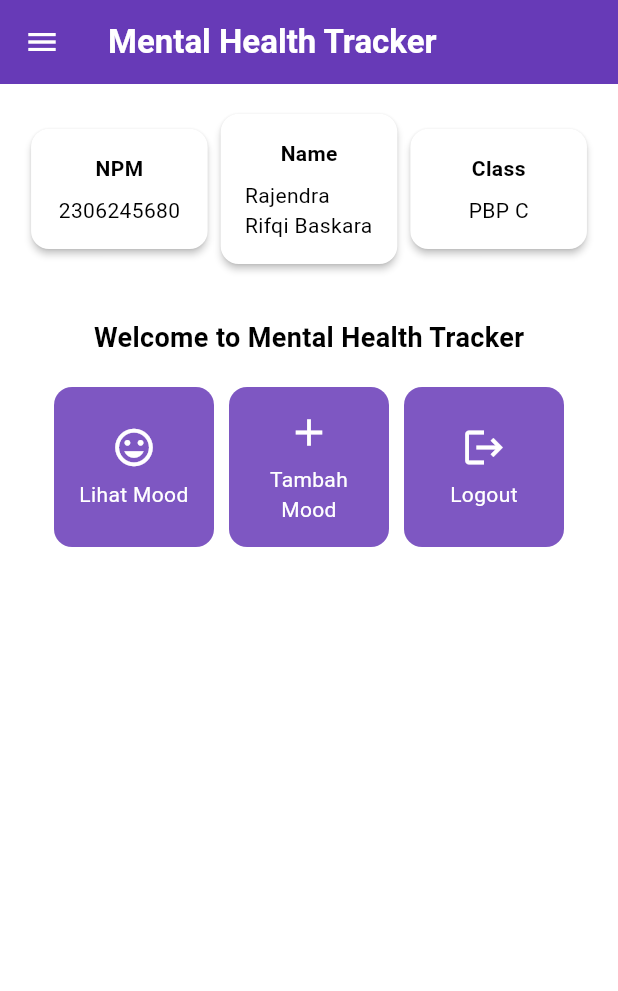
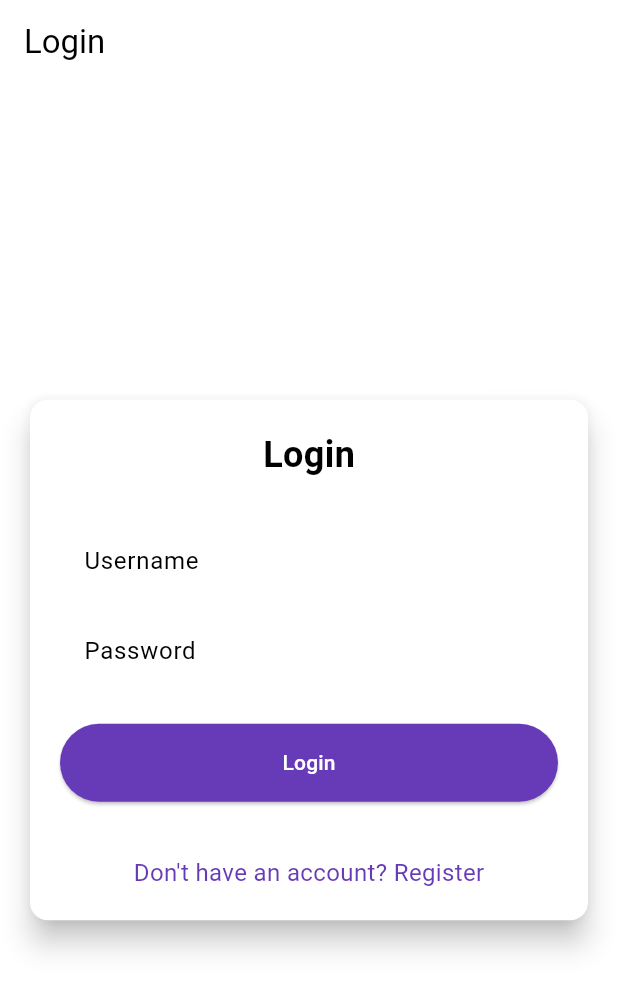
Before and after one commit to qibas/mental-health-tracker-mobile, a Flutter app: the screen it shows after launch, on a phone screen of 412 x 824 dp. Shown: the top 991 px of the screen. Run offline on Flutter 3.47's test engine with Material 3 defaults, Android fonts, the phone set to English and light mode, and no system bars; missing offline and left inert: pbp_django_auth.

Commit message:
Done Tutorial 8

```diff
--- a/lib/main.dart
+++ b/lib/main.dart
@@ -1,5 +1,7 @@
 import 'package:flutter/material.dart';
-import 'package:mental_health_tracker/screens/menu.dart';
+import 'package:provider/provider.dart';
+import 'package:pbp_django_auth/pbp_django_auth.dart';
+import 'package:mental_health_tracker/screens/login.dart';
 
 void main() {
   runApp(const MyApp());
@@ -8,33 +10,23 @@ void main() {
 class MyApp extends StatelessWidget {
   const MyApp({super.key});
 
-  // This widget is the root of your application.
   @override
   Widget build(BuildContext context) {
-    return MaterialApp(
-      title: 'Flutter Demo',
-      theme: ThemeData(
-        // This is the theme of your application.
-        //
-        // TRY THIS: Try running your application with "flutter run". You'll see
-        // the application has a purple toolbar. Then, without quitting the app,
-        // try changing the seedColor in the colorScheme below to Colors.green
-        // and then invoke "hot reload" (save your changes or press the "hot
-        // reload" button in a Flutter-supported IDE, or press "r" if you used
-        // the command line to start the app).
-        //
-        // Notice that the counter didn't reset back to zero; the application
-        // state is not lost during the reload. To reset the state, use hot
-        // restart instead.
-        //
-        // This works for code too, not just values: Most code changes can be
-        // tested with just a hot reload.
-         colorScheme: ColorScheme.fromSwatch(
-              primarySwatch: Colors.deepPurple,
-        ).copyWith(secondary: Colors.deepPurple[400]),
-        useMaterial3: true,
+    return Provider(
+      create: (_) {
+        CookieRequest request = CookieRequest();
+        return request;
+      },
+      child: MaterialApp(
+        title: 'Mental Health Tracker',
+        theme: ThemeData(
+          useMaterial3: true,
+          colorScheme: ColorScheme.fromSwatch(
+            primarySwatch: Colors.deepPurple,
+          ).copyWith(secondary: Colors.deepPurple[400]),
+        ),
+        home: const LoginPage(),
       ),
-      home: MyHomePage(),
     );
   }
 }
--- /dev/null
+++ b/lib/screens/login.dart
@@ -0,0 +1,182 @@
+import 'package:mental_health_tracker/screens/menu.dart';
+import 'package:flutter/material.dart';
+import 'package:pbp_django_auth/pbp_django_auth.dart';
+import 'package:provider/provider.dart';
+import 'package:mental_health_tracker/screens/register.dart';
+// TODO: Import halaman RegisterPage jika sudah dibuat
+
+void main() {
+  runApp(const LoginApp());
+}
+
+class LoginApp extends StatelessWidget {
+  const LoginApp({super.key});
+
+  @override
+  Widget build(BuildContext context) {
+    return MaterialApp(
+      title: 'Login',
+      theme: ThemeData(
+        useMaterial3: true,
+        colorScheme: ColorScheme.fromSwatch(
+          primarySwatch: Colors.deepPurple,
+        ).copyWith(secondary: Colors.deepPurple[400]),
+      ),
+      home: const LoginPage(),
+    );
+  }
+}
+
+class LoginPage extends StatefulWidget {
+  const LoginPage({super.key});
+
+  @override
+  State<LoginPage> createState() => _LoginPageState();
+}
+
+class _LoginPageState extends State<LoginPage> {
+  final TextEditingController _usernameController = TextEditingController();
+  final TextEditingController _passwordController = TextEditingController();
+
+  @override
+  Widget build(BuildContext context) {
+    final request = context.watch<CookieRequest>();
+
+    return Scaffold(
+      appBar: AppBar(
+        title: const Text('Login'),
+      ),
+      body: Center(
+        child: SingleChildScrollView(
+          padding: const EdgeInsets.all(16.0),
+          child: Card(
+            elevation: 8,
+            shape: RoundedRectangleBorder(
+              borderRadius: BorderRadius.circular(12.0),
+            ),
+            child: Padding(
+              padding: const EdgeInsets.all(20.0),
+              child: Column(
+                mainAxisSize: MainAxisSize.min,
+                children: [
+                  const Text(
+                    'Login',
+                    style: TextStyle(
+                      fontSize: 24.0,
+                      fontWeight: FontWeight.bold,
+                    ),
+                  ),
+                  const SizedBox(height: 30.0),
+                  TextField(
+                    controller: _usernameController,
+                    decoration: const InputDecoration(
+                      labelText: 'Username',
+                      hintText: 'Enter your username',
+                      border: OutlineInputBorder(
+                        borderRadius: BorderRadius.all(Radius.circular(12.0)),
+                      ),
+                      contentPadding:
+                          EdgeInsets.symmetric(horizontal: 12.0, vertical: 8.0),
+                    ),
+                  ),
+                  const SizedBox(height: 12.0),
+                  TextField(
+                    controller: _passwordController,
+                    decoration: const InputDecoration(
+                      labelText: 'Password',
+                      hintText: 'Enter your password',
+                      border: OutlineInputBorder(
+                        borderRadius: BorderRadius.all(Radius.circular(12.0)),
+                      ),
+                      contentPadding:
+                          EdgeInsets.symmetric(horizontal: 12.0, vertical: 8.0),
+                    ),
+                    obscureText: true,
+                  ),
+                  const SizedBox(height: 24.0),
+                  ElevatedButton(
+                    onPressed: () async {
+                      String username = _usernameController.text;
+                      String password = _passwordController.text;
+
+                      // Cek kredensial
+                      // TODO: Ganti URL dan jangan lupa tambahkan trailing slash (/) di akhir URL!
+                      // Untuk menyambungkan Android emulator dengan Django pada localhost,
+                      // gunakan URL http://10.0.2.2/
+                      final response = await request
+                          .login("http://127.0.0.1:8000/auth/login/", {
+                        'username': username,
+                        'password': password,
+                      });
+
+                      if (request.loggedIn) {
+                        String message = response['message'];
+                        String uname = response['username'];
+                        if (context.mounted) {
+                          Navigator.pushReplacement(
+                            context,
+                            MaterialPageRoute(
+                                builder: (context) => MyHomePage()),
+                          );
+                          ScaffoldMessenger.of(context)
+                            ..hideCurrentSnackBar()
+                            ..showSnackBar(
+                              SnackBar(
+                                  content:
+                                      Text("$message Selamat datang, $uname.")),
+                            );
+                        }
+                      } else {
+                        if (context.mounted) {
+                          showDialog(
+                            context: context,
+                            builder: (context) => AlertDialog(
+                              title: const Text('Login Gagal'),
+                              content: Text(response['message']),
+                              actions: [
+                                TextButton(
+                                  child: const Text('OK'),
+                                  onPressed: () {
+                                    Navigator.pop(context);
+                                  },
+                                ),
+                              ],
+                            ),
+                          );
+                        }
+                      }
+                    },
+                    style: ElevatedButton.styleFrom(
+                      foregroundColor: Colors.white,
+                      minimumSize: Size(double.infinity, 50),
+                      backgroundColor: Theme.of(context).colorScheme.primary,
+                      padding: const EdgeInsets.symmetric(vertical: 16.0),
+                    ),
+                    child: const Text('Login'),
+                  ),
+                  const SizedBox(height: 36.0),
+                  GestureDetector(
+                    onTap: () {
+                      Navigator.push(
+                        context,
+                        MaterialPageRoute(
+                            builder: (context) => const RegisterPage()),
+                      );
+                    },
+                    child: Text(
+                      'Don\'t have an account? Register',
+                      style: TextStyle(
+                        color: Theme.of(context).colorScheme.primary,
+                        fontSize: 16.0,
+                      ),
+                    ),
+                  ),
+                ],
+              ),
+            ),
+          ),
+        ),
+      ),
+    );
+  }
+}
--- a/pubspec.yaml
+++ b/pubspec.yaml
@@ -35,6 +35,9 @@ dependencies:
   # The following adds the Cupertino Icons font to your application.
   # Use with the CupertinoIcons class for iOS style icons.
   cupertino_icons: ^1.0.8
+  provider: ^6.1.2
+  pbp_django_auth: ^0.4.0
+  http: ^1.2.2
 
 dev_dependencies:
   flutter_test:
```
Also changed, not shown: lib/models/mood_entry.dart (added, +65 -0 lines), lib/screens/list_moodentry.dart (added, +90 -0 lines), lib/screens/moodentry_form.dart (+34 -29 lines), lib/screens/register.dart (added, +166 -0 lines), lib/widgets/left_drawer.dart (+15 -1 lines), lib/widgets/mood_card.dart (+49 -14 lines), pubspec.lock, 2 other files.
